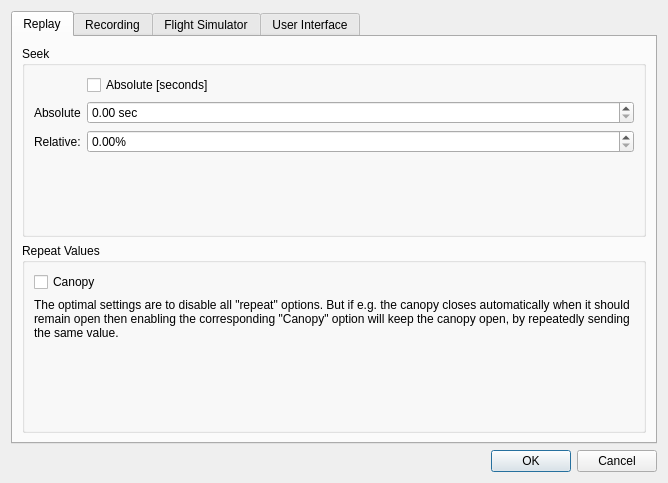
Qt form src/UserInterface/src/Dialog/SettingsDialog.ui (till213/SkyDolly) before a commit.
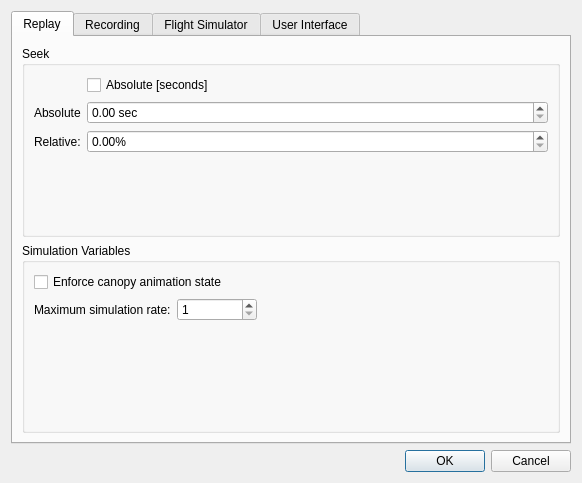
The same form after that commit. The open tabs and pages were chosen to show the change.

Commit message:
Add maximum simulation rate setting
- Default: 8 (reasonable trade-off between visual acceleration and CPU
consumption by MSFS)

Patch:
```diff
--- a/src/UserInterface/src/Dialog/SettingsDialog.ui
+++ b/src/UserInterface/src/Dialog/SettingsDialog.ui
@@ -6,7 +6,7 @@
    <rect>
     <x>0</x>
     <y>0</y>
-    <width>664</width>
+    <width>581</width>
     <height>483</height>
    </rect>
   </property>
@@ -108,33 +108,40 @@
        <item>
         <widget class="QGroupBox" name="groupBox">
          <property name="title">
-          <string>Repeat Values</string>
+          <string>Simulation Variables</string>
          </property>
          <layout class="QFormLayout" name="formLayout">
-          <item row="1" column="0">
+          <item row="0" column="0" colspan="2">
            <widget class="QCheckBox" name="repeatCanopyOpenCheckBox">
             <property name="text">
-             <string>Canopy</string>
+             <string>Enforce canopy animation state</string>
             </property>
            </widget>
           </item>
-          <item row="2" column="0" colspan="2">
+          <item row="1" column="0">
            <widget class="QLabel" name="label_3">
-            <property name="minimumSize">
+            <property name="text">
+             <string>Maximum simulation rate:</string>
+            </property>
+           </widget>
+          </item>
+          <item row="1" column="1">
+           <widget class="QSpinBox" name="maximumSimulationRateSpinBox">
+            <property name="maximumSize">
              <size>
-              <width>600</width>
-              <height>28</height>
+              <width>80</width>
+              <height>16777215</height>
              </size>
             </property>
-            <property name="text">
-             <string>The optimal settings are to disable all &quot;repeat&quot; options. But if e.g. the canopy closes automatically when it should remain open then enabling the corresponding &quot;Canopy&quot; option will keep the canopy open, by repeatedly sending the same value.</string>
+            <property name="minimum">
+             <number>1</number>
             </property>
-            <property name="wordWrap">
-             <bool>true</bool>
+            <property name="maximum">
+             <number>128</number>
             </property>
            </widget>
           </item>
-          <item row="3" column="1">
+          <item row="2" column="0">
            <spacer name="verticalSpacer_2">
             <property name="orientation">
              <enum>Qt::Vertical</enum>
```
Left out of the diff: 2 changed lines with no effect on the pictures. The commit also changes 12 other files.
